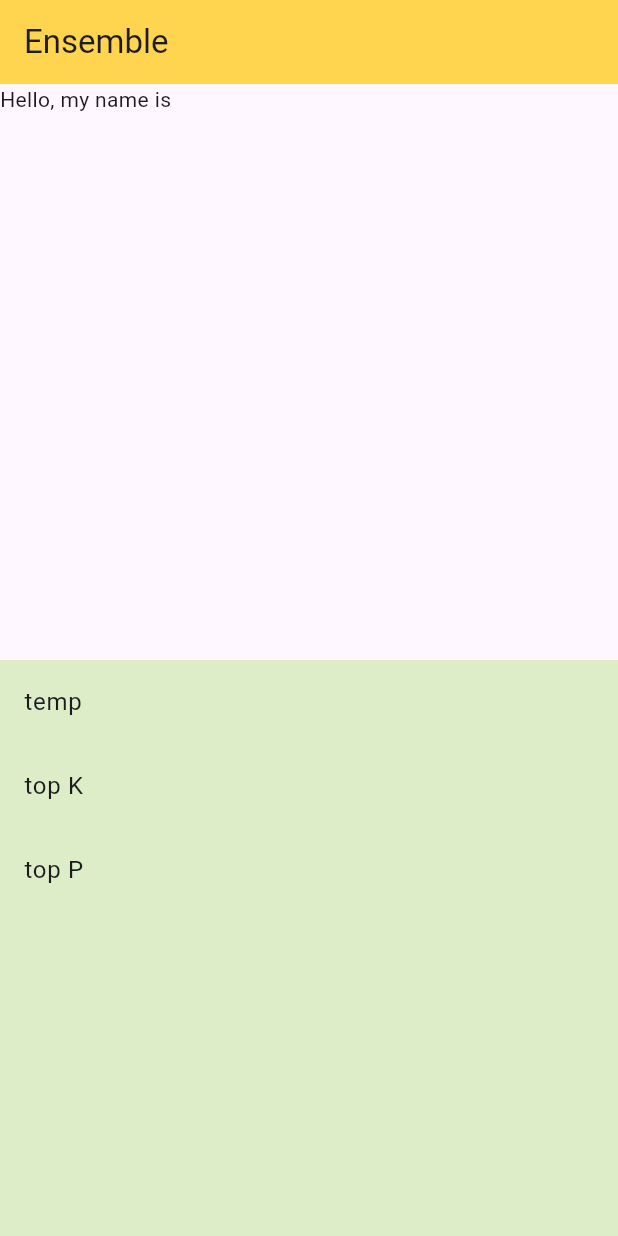
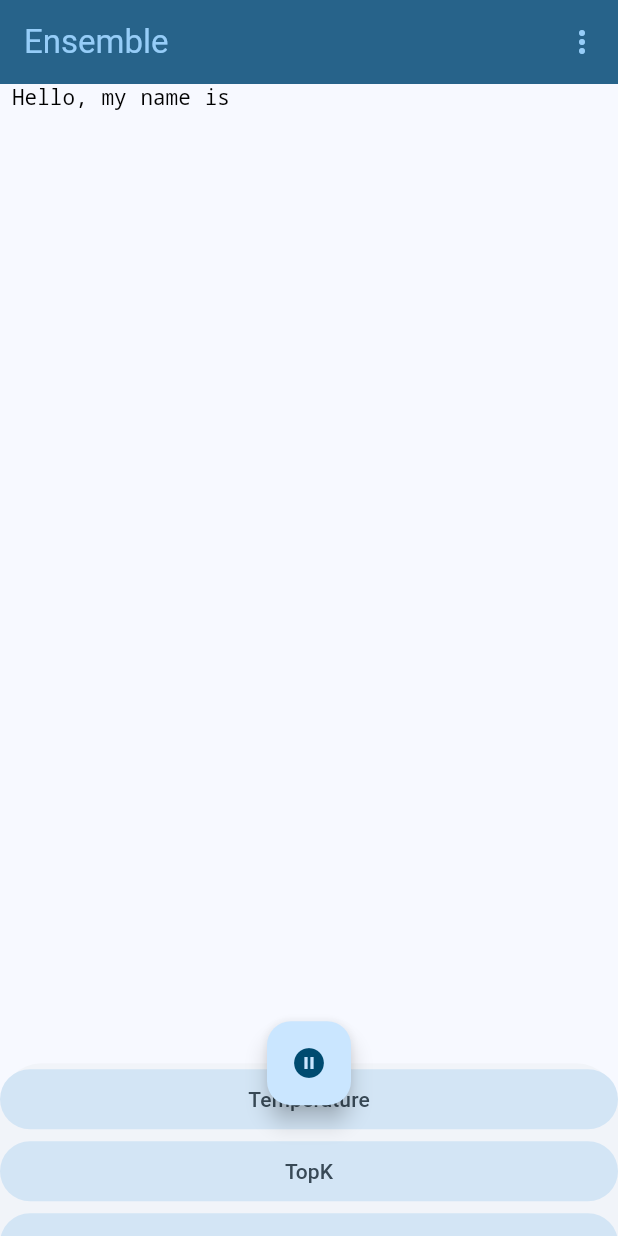
Before and after one commit to crasm/ensemble, a Flutter app: the screen it shows after launch, on a phone screen of 412 x 824 dp. Run offline on Flutter 3.47's test engine with Material 3 defaults, Android fonts, the phone set to English and light mode, and no system bars; missing offline and left inert: dart:ffi, grpc, protobuf; statements that could not run were skipped.

Commit message:
app: get some basic things working
* text has consistent styling while generating and when editable
* bottom sheet sorta works

```diff
--- a/app/lib/main.dart
+++ b/app/lib/main.dart
@@ -9,34 +9,43 @@ import 'package:ensemble_common/common.dart';
 import 'package:grpc/grpc.dart';
 
 void main() {
-  runApp(const App());
+  runApp(const EnsembleApp());
 }
 
-class App extends StatelessWidget {
-  const App({super.key});
+class EnsembleApp extends StatelessWidget {
+  const EnsembleApp({super.key});
 
   @override
   Widget build(BuildContext context) {
-    return const MaterialApp(
+    return MaterialApp(
       title: 'Ensemble',
+      theme: ThemeData(
+          useMaterial3: true,
+          colorScheme:
+              ColorScheme.fromSeed(seedColor: Colors.lightBlue, brightness: Brightness.light)),
       home: Home(),
     );
   }
 }
 
-class Home extends StatefulWidget {
+class Home extends StatelessWidget {
   const Home({super.key});
-  @override
-  State<Home> createState() => _HomeState();
-}
-
-class _HomeState extends State<Home> {
   @override
   Widget build(BuildContext context) {
     return Scaffold(
       appBar: AppBar(
+        backgroundColor: Theme.of(context).colorScheme.primary,
+        foregroundColor: Theme.of(context).colorScheme.inversePrimary,
         title: Text('Ensemble'),
-        backgroundColor: Colors.amber[300],
+        actions: [
+          PopupMenuButton(
+            itemBuilder: (ctx) {
+              return [
+                PopupMenuItem(child: Text('Settings')),
+              ];
+            },
+          )
+        ],
       ),
       body: PageView(children: [
         GenPage(),
@@ -61,6 +70,10 @@ class _GenPageState extends State<GenPage> with AutomaticKeepAliveClientMixin {
 
   final String prompt = "Hello, my name is";
   late final StringBuffer gen;
+  final TextEditingController _controller = TextEditingController();
+  final ScrollController _genScrollController = ScrollController();
+
+  bool _isGenerating = false;
 
   @override
   void initState() {
@@ -76,36 +89,76 @@ class _GenPageState extends State<GenPage> with AutomaticKeepAliveClientMixin {
     );
 
     gen = StringBuffer(prompt);
-
-    stub.generate(Prompt(text: prompt)).listen(_loadGen);
+    stub.generate(Prompt(text: prompt)).listen(
+          _loadGen,
+          onDone: _onDoneGen,
+          onError: _onErrorGen,
+          cancelOnError: true,
+        );
+    _isGenerating = true;
   }
 
   void _loadGen(Token tok) {
     if (tok.hasText()) {
       setState(() {
         gen.write(tok.text);
+        _controller.text = gen.toString();
       });
     }
   }
 
+  void _onDoneGen() => _isGenerating = false;
+  void _onErrorGen(e) => _isGenerating = false;
+
   @override
   Widget build(BuildContext context) {
     super.build(context);
-    return Stack(children: [
-      Text(gen.toString()),
-      DraggableScrollableSheet(
-        builder: (ctx, ctl) => Container(
-          color: Colors.lightGreen[100],
-          child: ListView(
-            controller: ctl,
-            children: [
-              ListTile(title: Text("temp")),
-              ListTile(title: Text("top K")),
-              ListTile(title: Text("top P")),
-            ],
-          ),
+    final genTextStyle = TextStyle(
+      fontFamily: 'monospace',
+      inherit: false,
+      color: Colors.black,
+      fontWeight: FontWeight.normal,
+      wordSpacing: 0.8,
+      letterSpacing: 0.0,
+      fontSize: 14.0,
+      height: 1.3,
+      leadingDistribution: null,
+      textBaseline: TextBaseline.alphabetic,
+    );
+
+    return Scaffold(
+      body: Container(
+        padding: EdgeInsets.symmetric(horizontal: 8.0),
+        child: _isGenerating
+            ? SingleChildScrollView(child: Text(gen.toString(), style: genTextStyle))
+            : TextField(
+                controller: _controller,
+                scrollController: _genScrollController,
+                style: genTextStyle,
+                maxLines: null,
+                decoration: null,
+              ),
+      ),
+      floatingActionButtonLocation: FloatingActionButtonLocation.centerFloat,
+      floatingActionButton: FloatingActionButton(
+        onPressed: () => setState(() => _isGenerating = !_isGenerating),
+        child:
+            Icon(!_isGenerating ? Icons.play_circle_filled_sharp : Icons.pause_circle_filled_sharp),
+      ),
+      bottomSheet: DraggableScrollableSheet(
+        maxChildSize: 0.70,
+        initialChildSize: 0.15,
+        minChildSize: 0.1,
+        expand: false,
+        snap: true,
+        shouldCloseOnMinExtent: true,
+        builder: (context, scrollController) => ListView(
+          controller: scrollController,
+          children: ['Temperature', 'TopK', 'TopP', 'MinP']
+              .map((p) => FilledButton.tonal(onPressed: () {}, child: Text(p)))
+              .toList(),
         ),
       ),
-    ]);
+    );
   }
 }
```
Also changed, not shown: 1 other file.
